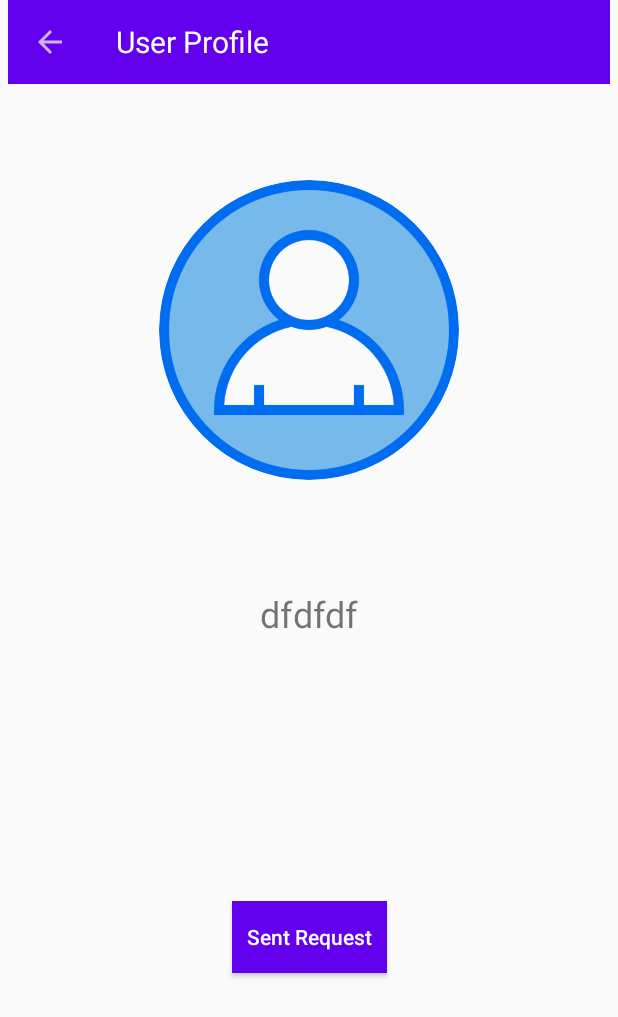
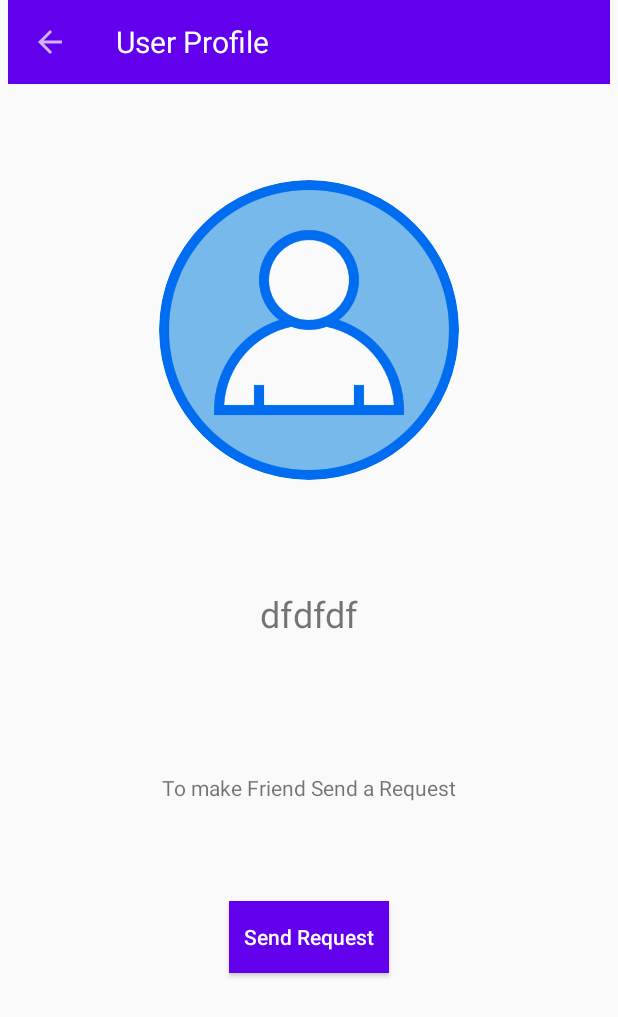
Before and after one commit to Hemant-sood/MyChats, an Android app: the ProfileIntroduction screen opened directly, with no data from a screen before it, on a phone screen of 412 x 824 dp. Shown: the top 1017 px of the screen. Run offline under Robolectric (Android 15) with nearby library versions, the phone set to English and light mode, and no system bars; our stand-ins replace CircleImageView, Firebase (no records; nobody signed in at launch, a user with empty details on screens opened directly), Picasso; 3 statements that could not run were skipped.

Commit message:
Receive Request module started

```diff
--- a/app/src/main/AndroidManifest.xml
+++ b/app/src/main/AndroidManifest.xml
@@ -14,10 +14,12 @@
         android:roundIcon="@mipmap/ic_launcher_round"
         android:supportsRtl="true"
         android:theme="@style/AppTheme">
-        <activity android:name=".ProfileIntroduction"
+        <activity android:name=".ReceivedRequest"
             android:parentActivityName=".MainActivity"
             />
-
+        <activity
+            android:name=".ProfileIntroduction"
+            android:parentActivityName=".MainActivity" />
         <activity
             android:name=".MyAccount"
             android:parentActivityName=".MainActivity" />
--- a/app/src/main/java/com/example/mychats/ProfileIntroduction.java
+++ b/app/src/main/java/com/example/mychats/ProfileIntroduction.java
@@ -34,6 +34,7 @@ public class ProfileIntroduction extends AppCompatActivity {
     private CircleImageView userImage;
     private String userProfile_ID;
     private Button requestButton;
+    private TextView isReqSent;
     private DatabaseReference mFriendRequestDatabaseReference;
     private String currentUser_ID;
     private String sentPath = "Sent" , receivedPath = "Received" ;
@@ -50,7 +51,6 @@ public class ProfileIntroduction extends AppCompatActivity {
 
         getUserDetailsFromRealTimeDatabase();
 
-
         requestButton.setOnClickListener(new View.OnClickListener() {
             @SuppressLint("SetTextI18n")
             @Override
@@ -59,7 +59,6 @@ public class ProfileIntroduction extends AppCompatActivity {
                 // If current user is already a friend of UserProfile then setButton text respectively
                 if ( isFriend) {
                     cancelRequest();
-
                 }
                 else {
                     sendRequest();
@@ -85,10 +84,12 @@ public class ProfileIntroduction extends AppCompatActivity {
                     isFriend = true;
                     Log.d("Found", "Fond");
                     requestButton.setText("Cancel Request");
+                    isReqSent.setText("Request sent successfully");
                 }
-                else
-                    requestButton.setText("Sent Request");
-
+                else {
+                    requestButton.setText("Send Request");
+                    isReqSent.setText("To make Friend Send a Request");
+                }
                 requestButton.setVisibility(View.VISIBLE);
             }
 
@@ -153,6 +154,8 @@ public class ProfileIntroduction extends AppCompatActivity {
         userStatus = findViewById(R.id.selectedUserStatus);
         requestButton = findViewById(R.id.sendFriendRequest);
         requestButton.setVisibility(View.INVISIBLE);
+        isReqSent = findViewById(R.id.isRequestSent);
+
 
 
         //get user_ID Data from Intent
--- a/app/src/main/res/layout/activity_profile_introduction.xml
+++ b/app/src/main/res/layout/activity_profile_introduction.xml
@@ -60,5 +60,15 @@
         app:layout_constraintStart_toStartOf="@+id/selectedUserImage"
         app:layout_constraintTop_toBottomOf="@+id/selectedUserStatus" />
 
+    <TextView
+        android:id="@+id/isRequestSent"
+        android:layout_width="wrap_content"
+        android:layout_height="wrap_content"
+        android:layout_marginTop="24dp"
+        app:layout_constraintBottom_toTopOf="@+id/sendFriendRequest"
+        app:layout_constraintEnd_toEndOf="@+id/sendFriendRequest"
+        app:layout_constraintStart_toStartOf="@+id/sendFriendRequest"
+        app:layout_constraintTop_toBottomOf="@+id/selectedUserStatus" />
+
 
 </androidx.constraintlayout.widget.ConstraintLayout>
--- a/app/src/main/res/menu/menu.xml
+++ b/app/src/main/res/menu/menu.xml
@@ -1,8 +1,8 @@
 <?xml version="1.0" encoding="utf-8"?>
 <menu xmlns:app="http://schemas.android.com/apk/res-auto"
     xmlns:android="http://schemas.android.com/apk/res/android"
+     >
 
-     >
 
     <item
         android:id="@+id/about_menu"
--- a/app/src/main/res/values/strings.xml
+++ b/app/src/main/res/values/strings.xml
@@ -16,4 +16,5 @@
     <string name="hello_blank_fragment">Hello blank fragment</string>
     <string name="my_network">My Network</string>
     <string name="user_profile">User Profile</string>
+    <string name="received_friend_request">All Received Friend Requests</string>
 </resources>
```
Also changed, not shown: app/src/main/java/com/example/mychats/MainActivity.java (+28 -0 lines), app/src/main/java/com/example/mychats/ReceivedRequest.java (added, +27 -0 lines), app/src/main/res/layout/activity_received_request.xml (added, +14 -0 lines), app/src/main/res/layout/main_toolbar.xml (+25 -1 lines), app/src/main/res/layout/received_request_toolbar.xml (added, +21 -0 lines), app/src/main/res/drawable/heart.png (added).
